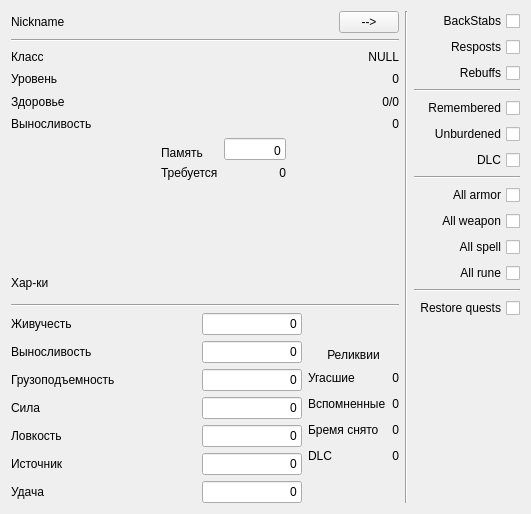
Qt form tab_stats.ui (lDeathlWhisperl/TLHoN_SE) before a commit.
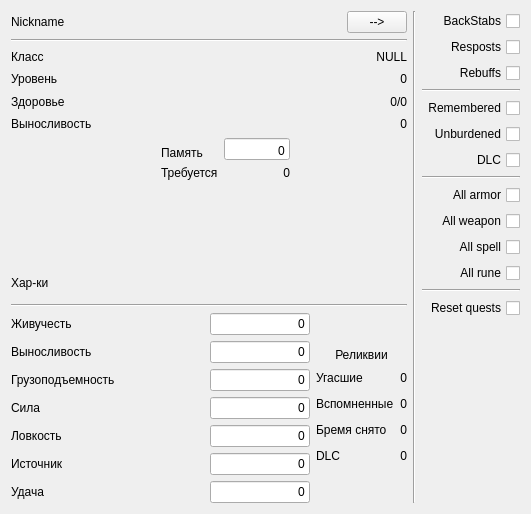
The same form after that commit.

Commit message:
Tab_Stats
Merged all item cheat

Diff of the .ui file:
```diff
--- a/tab_stats.ui
+++ b/tab_stats.ui
@@ -916,7 +916,7 @@
           <enum>Qt::LayoutDirection::RightToLeft</enum>
          </property>
          <property name="text">
-          <string>Restore quests</string>
+          <string>Reset quests</string>
          </property>
         </widget>
        </item>
```
Left out of the diff: 14 changed lines with no effect on the pictures. The commit also changes 2 other files.
